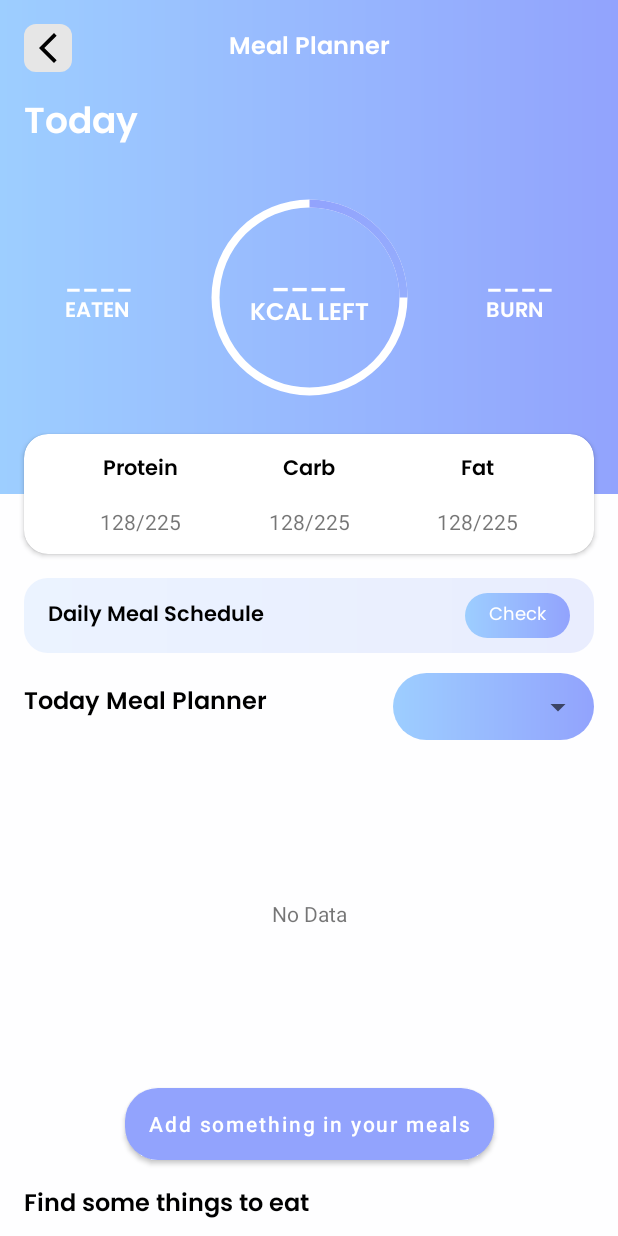
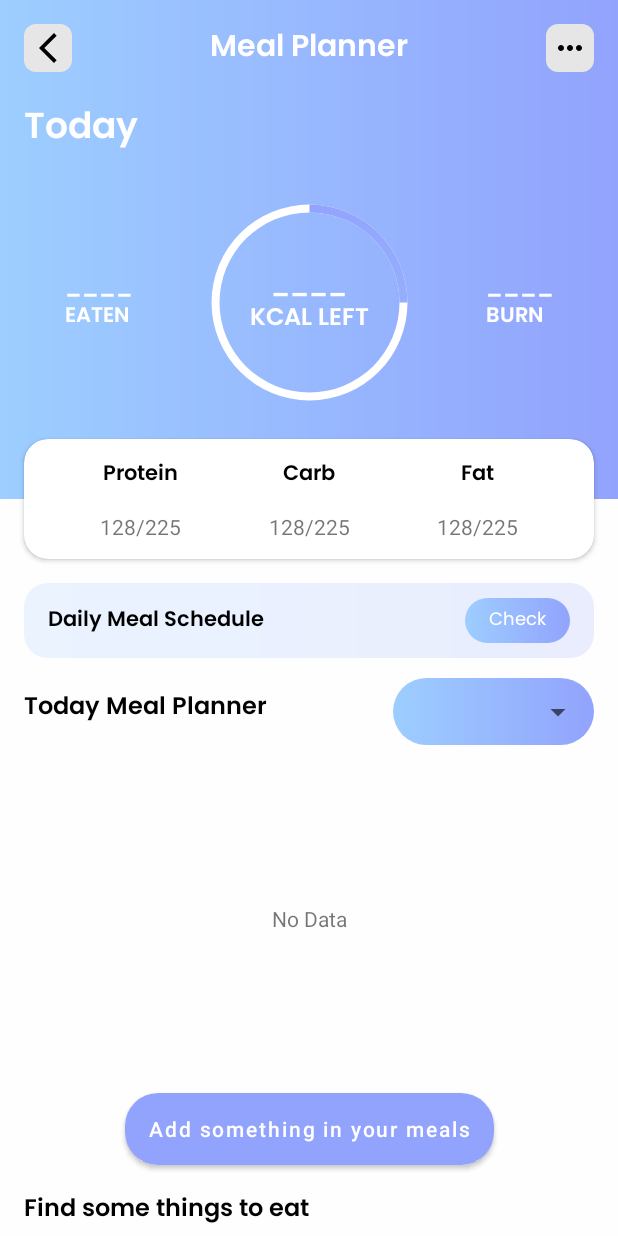
Before and after one commit to noname6996-tta/FitnessApplicationTta, an Android app: the CalorieTrackerActivity screen opened directly, with no data from a screen before it, on a phone screen of 412 x 824 dp. Run offline under Robolectric (Android 15) with nearby library versions, the phone set to English and light mode, and no system bars; our stand-ins replace Room's generated code; libraries missing offline, so code that uses them is left out: com.skydoves.balloon; pictures from the network do not load; 3 statements that could not run were skipped.

Commit message:
update ui

```diff
--- a/app/src/main/res/layout/activity_calor_tracker.xml
+++ b/app/src/main/res/layout/activity_calor_tracker.xml
@@ -47,6 +47,25 @@
                 app:layout_constraintStart_toStartOf="@+id/viewBack"
                 app:layout_constraintTop_toTopOf="@+id/viewBack" />
 
+            <View
+                android:id="@+id/viewInfo"
+                android:layout_width="32dp"
+                android:layout_height="32dp"
+                android:layout_margin="@dimen/size_16dp"
+                android:background="@drawable/bg_view_gray_8"
+                app:layout_constraintEnd_toEndOf="parent"
+                app:layout_constraintTop_toTopOf="parent" />
+
+            <ImageView
+                android:id="@+id/imageView8"
+                android:layout_width="wrap_content"
+                android:layout_height="wrap_content"
+                android:src="@drawable/baseline_more_horiz_24"
+                app:layout_constraintBottom_toBottomOf="@+id/viewInfo"
+                app:layout_constraintEnd_toEndOf="@+id/viewInfo"
+                app:layout_constraintStart_toStartOf="@+id/viewInfo"
+                app:layout_constraintTop_toTopOf="@+id/viewInfo" />
+
             <TextView
                 android:id="@+id/textView25"
                 android:layout_width="wrap_content"
@@ -54,7 +73,7 @@
                 android:fontFamily="@font/poppins_semibold"
                 android:text="Meal Planner"
                 android:textColor="#FFFFFF"
-                android:textSize="@dimen/size_16dp"
+                android:textSize="@dimen/size_20dp"
                 app:layout_constraintBottom_toBottomOf="@+id/viewBack"
                 app:layout_constraintEnd_toEndOf="parent"
                 app:layout_constraintStart_toStartOf="parent"
```
Also changed, not shown: app/src/main/java/com/tta/fitnessapplication/view/noti/NotificationActivity.kt (+6 -7 lines), app/src/main/res/layout/activity_sleep_tracker.xml (+19 -0 lines), app/src/main/res/layout/activity_water_tracker.xml (+19 -0 lines).
